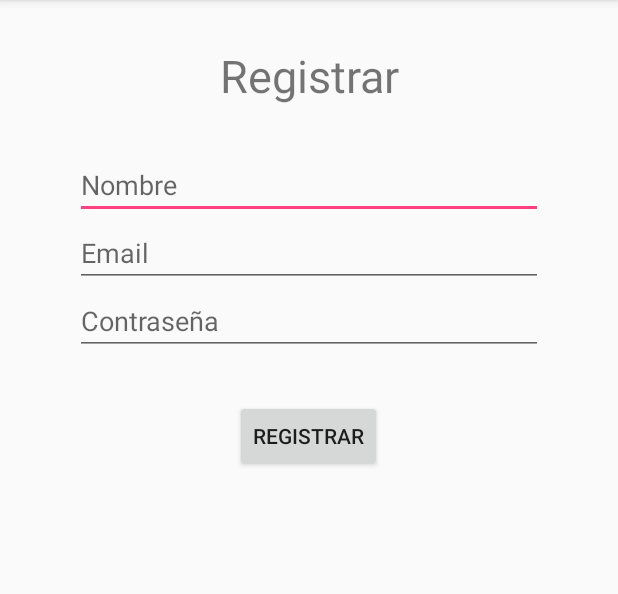
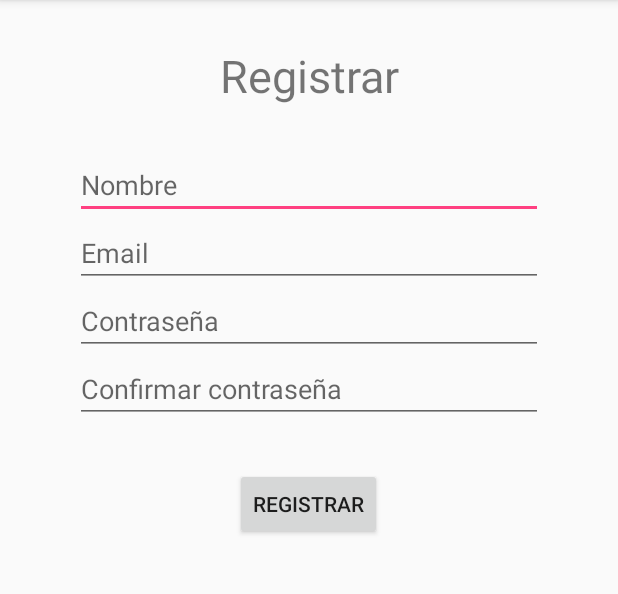
Before and after one commit to Loptt/remote-checkin-app, an Android app: the RegisterActivity screen opened directly, with no data from a screen before it, on a phone screen of 412 x 824 dp, the part 84-678 px from its top. Run offline under Robolectric (Android 15) with nearby library versions, the phone set to English and light mode, and no system bars; our stand-ins replace Firebase (no records; nobody signed in at launch, a user with empty details on screens opened directly).

Commit message:
Added confirm password field in registerActivity class

```diff
--- a/QualtecCheckIn/app/src/main/res/layout/activity_register.xml
+++ b/QualtecCheckIn/app/src/main/res/layout/activity_register.xml
@@ -40,6 +40,14 @@
         android:layout_height="wrap_content"
         android:layout_marginHorizontal="50dp"/>
 
+    <EditText
+        android:hint="@string/confirm_password"
+        android:inputType="textPassword"
+        android:id="@+id/register_password_confirm"
+        android:layout_width="match_parent"
+        android:layout_height="wrap_content"
+        android:layout_marginHorizontal="50dp"/>
+
 
     <Button
         android:id="@+id/register_register_button"
--- a/QualtecCheckIn/app/src/main/res/values/strings.xml
+++ b/QualtecCheckIn/app/src/main/res/values/strings.xml
@@ -5,6 +5,7 @@
     <string name="email">Email</string>
     <string name="name">Nombre</string>
     <string name="password">Contraseña</string>
+    <string name="confirm_password">Confirmar contraseña</string>
     <string name="enter">Entrada</string>
     <string name="exit">Salida</string>
     <string name="register_here">¿Sin credenciales? <u>Registrate aqui</u></string>
```
Also changed, not shown: QualtecCheckIn/app/src/main/java/com/carlos/qualteccheckin/RegisterActivity.java (+23 -1 lines).
